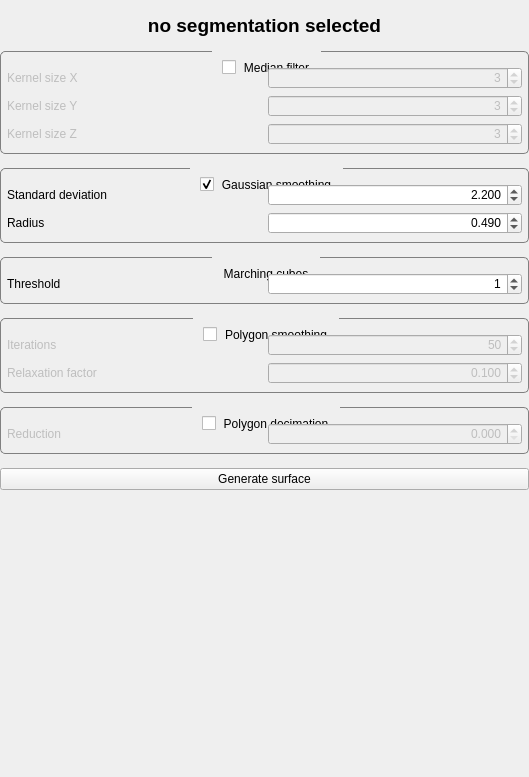
First picture: the form in src/internal/Voxel2MeshViewControls.ui, repository araex/mitk-gem, before the edit.
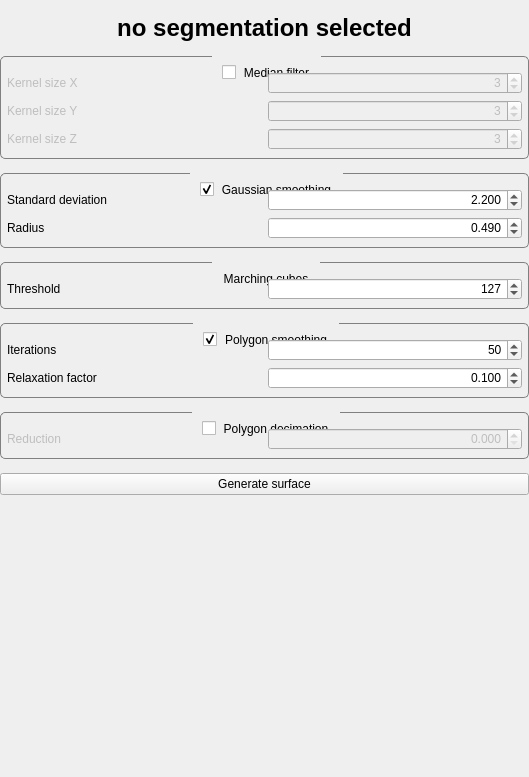
Second picture: the form after the edit.

What changed in the file:
```diff
--- a/src/internal/Voxel2MeshViewControls.ui
+++ b/src/internal/Voxel2MeshViewControls.ui
@@ -136,8 +136,15 @@
             </item>
             <item>
              <widget class="QLabel" name="selectedImages">
+              <property name="font">
+               <font>
+                <pointsize>18</pointsize>
+                <weight>75</weight>
+                <bold>true</bold>
+               </font>
+              </property>
               <property name="text">
-               <string>&lt;html&gt;&lt;head/&gt;&lt;body&gt;&lt;p&gt;&lt;span style=&quot; font-size:14pt; font-weight:600;&quot;&gt;no segmentation selected&lt;/span&gt;&lt;/p&gt;&lt;/body&gt;&lt;/html&gt;</string>
+               <string>no segmentation selected</string>
               </property>
               <property name="alignment">
                <set>Qt::AlignCenter</set>
@@ -481,11 +488,14 @@
                     <property name="alignment">
                      <set>Qt::AlignRight|Qt::AlignTrailing|Qt::AlignVCenter</set>
                     </property>
+                    <property name="minimum">
+                     <number>0</number>
+                    </property>
                     <property name="maximum">
-                     <number>999999999</number>
+                     <number>255</number>
                     </property>
                     <property name="value">
-                     <number>1</number>
+                     <number>127</number>
                     </property>
                    </widget>
                   </item>
@@ -504,7 +514,7 @@
                <bool>true</bool>
               </property>
               <property name="checked">
-               <bool>false</bool>
+               <bool>true</bool>
               </property>
               <layout class="QVBoxLayout" name="verticalLayout_11">
                <property name="spacing">
```
Left out of the diff: 15 changed lines with no effect on the pictures.
